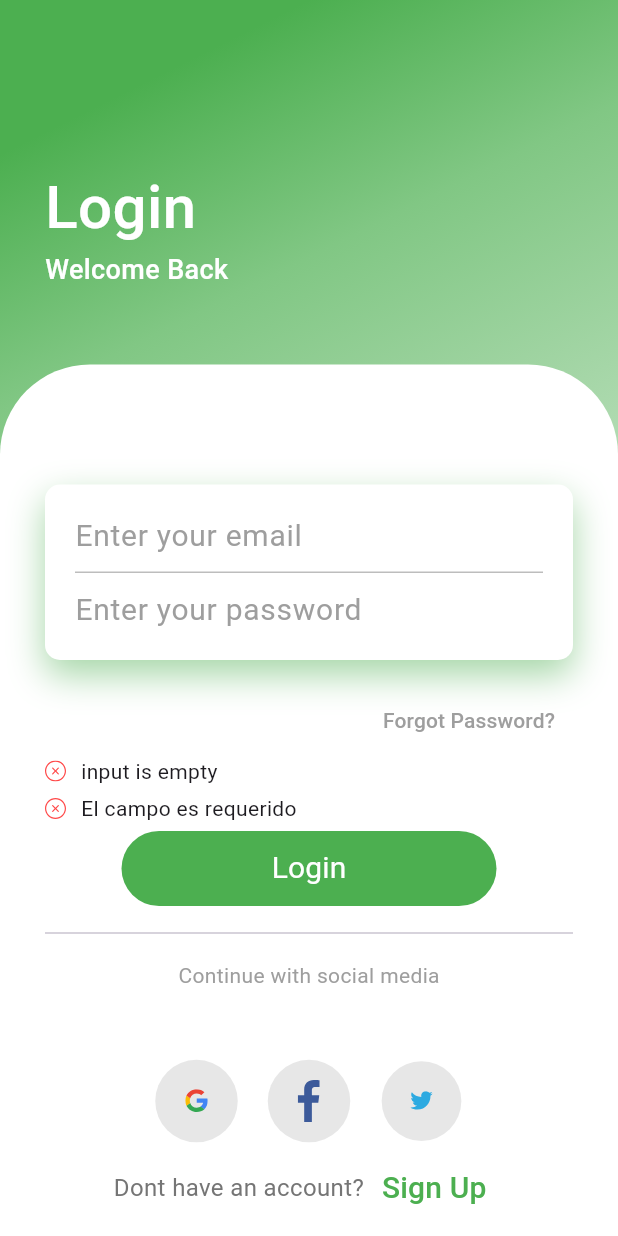
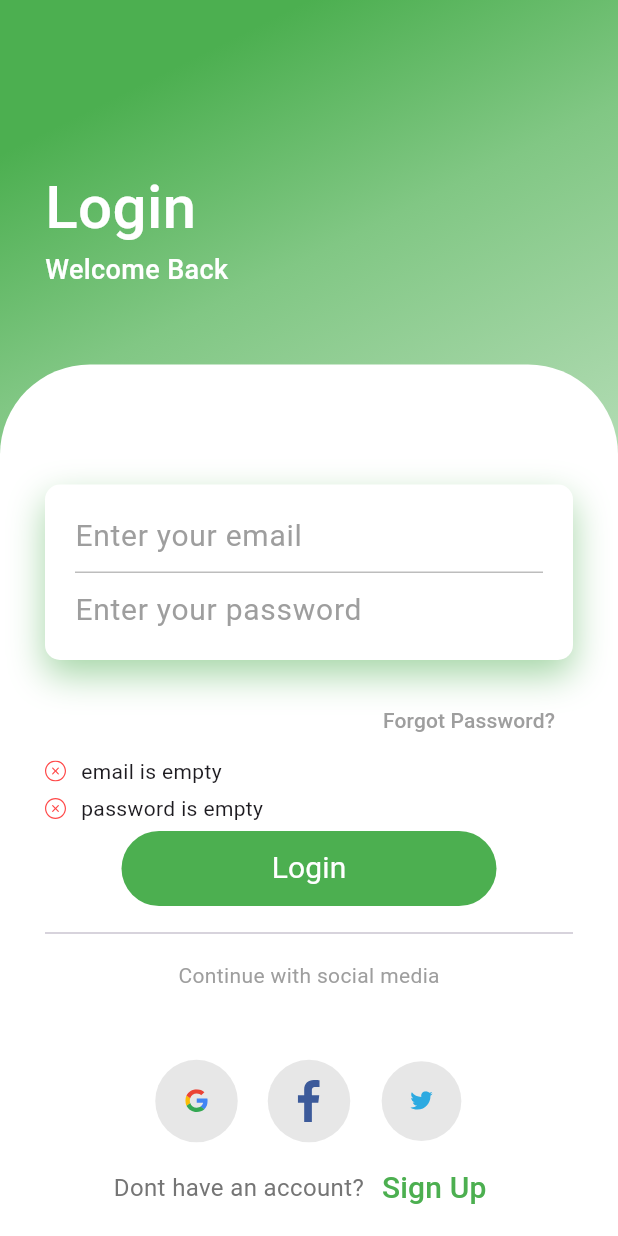
Before and after one commit to nguyenduyhuydn1/ecommerce-ui-flutter, a Flutter app: the screen it shows after launch, after a tap on "Login", on a phone screen of 412 x 824 dp. Run offline on Flutter 3.47's test engine with Material 2 defaults, Android fonts, the phone set to English and light mode, and no system bars; our stand-ins replace animate_do, dio, flutter_dotenv, flutter_riverpod, flutter_svg, formz and 1 more.

Commit message:
fix login page

```diff
--- /dev/null
+++ b/lib/auth/domain/auth_repository.dart
@@ -0,0 +1,7 @@
+import 'package:ecommerce_ui_flutter/auth/domain/entities/user.dart';
+
+abstract class AuthRepository {
+  Future<User> login(String email, String password);
+  Future<User> register(String email, String password, String fullName);
+  Future<User> checkAuthStatus(String token);
+}
--- /dev/null
+++ b/lib/auth/domain/datasources/auth_datasource.dart
@@ -0,0 +1,7 @@
+import 'package:ecommerce_ui_flutter/auth/domain/entities/user.dart';
+
+abstract class AuthDataSource {
+  Future<User> login(String email, String password);
+  Future<User> register(String email, String password, String fullName);
+  Future<User> checkAuthStatus(String token);
+}
--- /dev/null
+++ b/lib/auth/infrastructure/repositories/auth_repository_impl.dart
@@ -0,0 +1,24 @@
+import 'package:ecommerce_ui_flutter/auth/domain/entities/user.dart';
+import 'package:ecommerce_ui_flutter/auth/domain/datasources/auth_datasource.dart';
+import 'package:ecommerce_ui_flutter/auth/domain/auth_repository.dart';
+
+class AuthRepositoryImpl extends AuthRepository {
+  final AuthDataSource dataSource;
+
+  AuthRepositoryImpl(this.dataSource);
+
+  @override
+  Future<User> checkAuthStatus(String token) {
+    return dataSource.checkAuthStatus(token);
+  }
+
+  @override
+  Future<User> login(String email, String password) {
+    return dataSource.login(email, password);
+  }
+
+  @override
+  Future<User> register(String email, String password, String fullName) {
+    return dataSource.register(email, password, fullName);
+  }
+}
--- a/lib/auth/presentation/providers/login_form_provider.dart
+++ b/lib/auth/presentation/providers/login_form_provider.dart
@@ -2,22 +2,21 @@ import 'package:flutter_riverpod/flutter_riverpod.dart';
 import 'package:formz/formz.dart';
 
 import 'package:ecommerce_ui_flutter/shared/shared.dart';
+import 'package:ecommerce_ui_flutter/auth/presentation/providers/auth_provider.dart';
 
 final loginFormProvider =
     StateNotifierProvider.autoDispose<LoginFormNotifier, LoginFormState>((ref) {
-  // final loginUserCallback = ref.watch(authProvider.notifier).loginUser;
+  final loginUserCallback = ref.watch(authProvider.notifier).loginUser;
 
-  // return LoginFormNotifier(loginUserCallback: loginUserCallback);
-  return LoginFormNotifier();
+  return LoginFormNotifier(loginUserCallback: loginUserCallback);
 });
 
 class LoginFormNotifier extends StateNotifier<LoginFormState> {
-  // final Function(String, String) loginUserCallback;
+  final Function(String, String) loginUserCallback;
 
-  LoginFormNotifier(
-      // required this.loginUserCallback,
-      )
-      : super(LoginFormState());
+  LoginFormNotifier({
+    required this.loginUserCallback,
+  }) : super(LoginFormState());
 
   onEmailChange(String value) {
     final newEmail = Email.dirty(value);
@@ -45,7 +44,7 @@ class LoginFormNotifier extends StateNotifier<LoginFormState> {
     if (!state.isValid) return;
     state = state.copyWith(isPosting: true);
 
-    // await loginUserCallback(state.email.value, state.password.value);
+    await loginUserCallback(state.email.value, state.password.value);
     state = state.copyWith(isPosting: false);
   }
 
--- a/lib/config/constants/enviroments.dart
+++ b/lib/config/constants/enviroments.dart
@@ -6,5 +6,5 @@ class Environment {
   }
 
   static String apiUrl =
-      dotenv.env['API_URL'] ?? 'No está configurado el API_URL';
+      dotenv.env['API_URL'] ?? 'no api';
 }
--- a/lib/shared/infrastructure/inputs/email.dart
+++ b/lib/shared/infrastructure/inputs/email.dart
@@ -18,8 +18,8 @@ class Email extends FormzInput<String, EmailError> {
   String? get errorMessage {
     if (isValid || isPure) return null;
 
-    if (displayError == EmailError.empty) return 'input is empty';
-    if (displayError == EmailError.format) return 'plssssssssssss';
+    if (displayError == EmailError.empty) return 'email is empty';
+    if (displayError == EmailError.format) return 'format is wrong';
 
     return null;
   }
--- a/lib/shared/infrastructure/inputs/password.dart
+++ b/lib/shared/infrastructure/inputs/password.dart
@@ -18,9 +18,13 @@ class Password extends FormzInput<String, PasswordError> {
   String? get errorMessage {
     if (isValid || isPure) return null;
 
-    if (displayError == PasswordError.empty) return 'El campo es requerido';
-    if (displayError == PasswordError.length) return 'Mínimo 6 caracteres';
-    if (displayError == PasswordError.format) return 'Debe de te';
+    if (displayError == PasswordError.empty) return 'password is empty';
+    if (displayError == PasswordError.length) {
+      return 'password must be greater than 6';
+    }
+    if (displayError == PasswordError.format) {
+      return 'password contains special characters';
+    }
 
     return null;
   }
@@ -29,8 +33,8 @@ class Password extends FormzInput<String, PasswordError> {
   @override
   PasswordError? validator(String value) {
     if (value.isEmpty || value.trim().isEmpty) return PasswordError.empty;
-    if (value.length < 6) return PasswordError.length;
-    if (!passwordRegExp.hasMatch(value)) return PasswordError.format;
+    // if (value.length < 6) return PasswordError.length;
+    // if (!passwordRegExp.hasMatch(value)) return PasswordError.format;
 
     return null;
   }
```
Also changed, not shown: lib/auth/domain/entities/user.dart (+8 -16 lines), lib/auth/infrastructure/datasources/auth_datasource_impl.dart (added, +49 -0 lines), lib/auth/infrastructure/errors/auth_errors.dart (added, +12 -0 lines), lib/auth/infrastructure/mappers/user_mapper.dart (added, +15 -0 lines), lib/auth/presentation/providers/auth_provider.dart (added, +100 -0 lines), lib/auth/domain/datasources/data.dart (deleted), lib/auth/domain/domain.dart (deleted), lib/auth/infrastructure/datasources/data.dart (deleted), lib/auth/infrastructure/mappers/data.dart (deleted), lib/auth/infrastructure/models/data.dart (deleted), lib/auth/infrastructure/repositories/data.dart (deleted).
